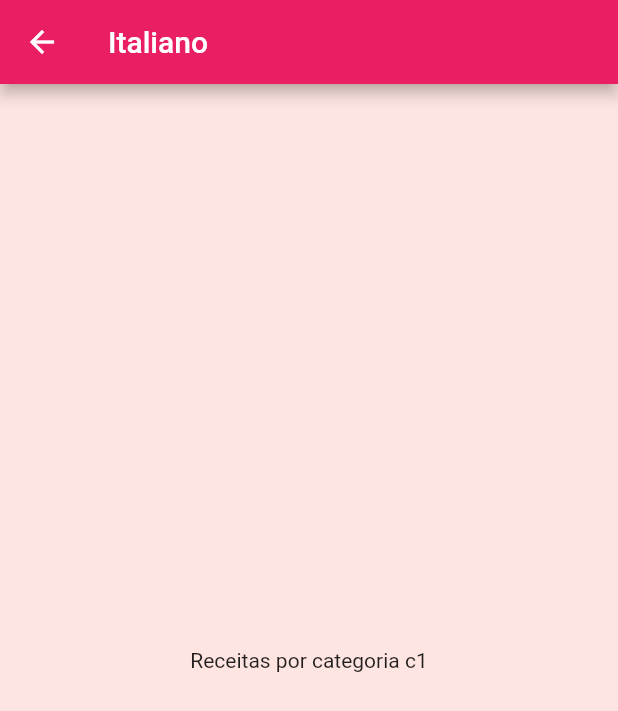
After one commit to rafaeucastro/meals, a Flutter app: the screen it shows after launch, after a tap on "Italiano", on a phone screen of 412 x 824 dp. The commit adds this screen. Shown: the top 711 px of the screen. Run offline on Flutter 3.47's test engine with Material 2 defaults, Android fonts, the phone set to English and light mode, and no system bars.

Commit message:
Added second screen with navigator

```diff
--- a/lib/components/category_item.dart
+++ b/lib/components/category_item.dart
@@ -1,5 +1,6 @@
 import 'package:flutter/material.dart';
 import '../models/category.dart';
+import '../screens/categories_meals_screens.dart';
 
 class CategoryItem extends StatelessWidget {
   final Category category;
@@ -9,9 +10,21 @@ class CategoryItem extends StatelessWidget {
     Key? key,
   }) : super(key: key);
 
+  void _selectCategory(BuildContext context) {
+    Navigator.of(context).push(
+      MaterialPageRoute(builder: (_) {
+        return CategoriesMealsScreen(category);
+      }),
+    );
+  }
+
   @override
   Widget build(BuildContext context) {
-    return Container(
+    return InkWell(
+      onTap: () => _selectCategory(context),
+      splashColor: Theme.of(context).primaryColor,
+      borderRadius: BorderRadius.circular(15),
+      child: Container(
         padding: const EdgeInsets.all(15),
         decoration: BoxDecoration(
           borderRadius: BorderRadius.circular(15),
@@ -28,6 +41,7 @@ class CategoryItem extends StatelessWidget {
           category.title,
           style: Theme.of(context).textTheme.titleMedium,
         ),
+      ),
     );
   }
 }
--- a/lib/main.dart
+++ b/lib/main.dart
@@ -14,6 +14,7 @@ class Meals extends StatelessWidget {
       theme: ThemeData(
         fontFamily: 'Raleway',
         canvasColor: const Color.fromARGB(255, 254, 229, 225),
+        primaryColor: Colors.pink,
         textTheme: ThemeData.light().textTheme.copyWith(
                 titleMedium: const TextStyle(
               fontSize: 20,
--- /dev/null
+++ b/lib/screens/categories_meals_screens.dart
@@ -0,0 +1,18 @@
+import 'package:flutter/material.dart';
+import '../models/category.dart';
+
+class CategoriesMealsScreen extends StatelessWidget {
+  final Category category;
+
+  const CategoriesMealsScreen(this.category, {Key? key}) : super(key: key);
+
+  @override
+  Widget build(BuildContext context) {
+    return Scaffold(
+      appBar: AppBar(
+        title: Text(category.title),
+      ),
+      body: Center(child: Text("Receitas por categoria ${category.id}")),
+    );
+  }
+}
```
Lines whose indentation alone changed are shown as unchanged.
